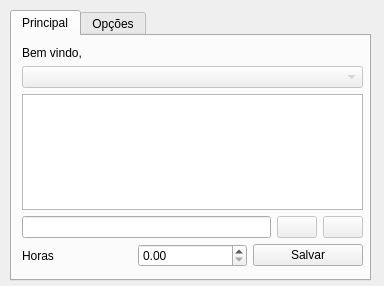
inspira/timely, file Widget/TimeTracker/mainwidget.ui: the form before one commit.
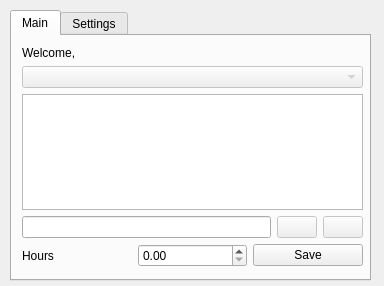
The form after the commit. Icons and pictures are not drawn.

Commit message: prepared for internationalization

Patch:
```diff
--- a/Widget/TimeTracker/mainwidget.ui
+++ b/Widget/TimeTracker/mainwidget.ui
@@ -49,7 +49,7 @@
    </property>
    <widget class="QWidget" name="tabMain">
     <attribute name="title">
-     <string>Principal</string>
+     <string>Main</string>
     </attribute>
     <widget class="QWidget" name="layoutWidget">
      <property name="geometry">
@@ -64,7 +64,7 @@
       <item>
        <widget class="QLabel" name="lblWelcome">
         <property name="text">
-         <string>Bem vindo,</string>
+         <string>Welcome,</string>
         </property>
        </widget>
       </item>
@@ -126,7 +126,7 @@
         <item>
          <widget class="QLabel" name="label">
           <property name="text">
-           <string>Horas</string>
+           <string>Hours</string>
           </property>
          </widget>
         </item>
@@ -136,7 +136,7 @@
         <item>
          <widget class="QPushButton" name="btnSave">
           <property name="text">
-           <string>Salvar</string>
+           <string>Save</string>
           </property>
          </widget>
         </item>
@@ -147,7 +147,7 @@
    </widget>
    <widget class="QWidget" name="tabOptions">
     <attribute name="title">
-     <string>Opções</string>
+     <string>Settings</string>
     </attribute>
     <widget class="QWidget" name="verticalLayoutWidget_2">
      <property name="geometry">
```
Left out of the diff: 2 changed lines with no effect on the pictures. The commit also changes 1 other file.
